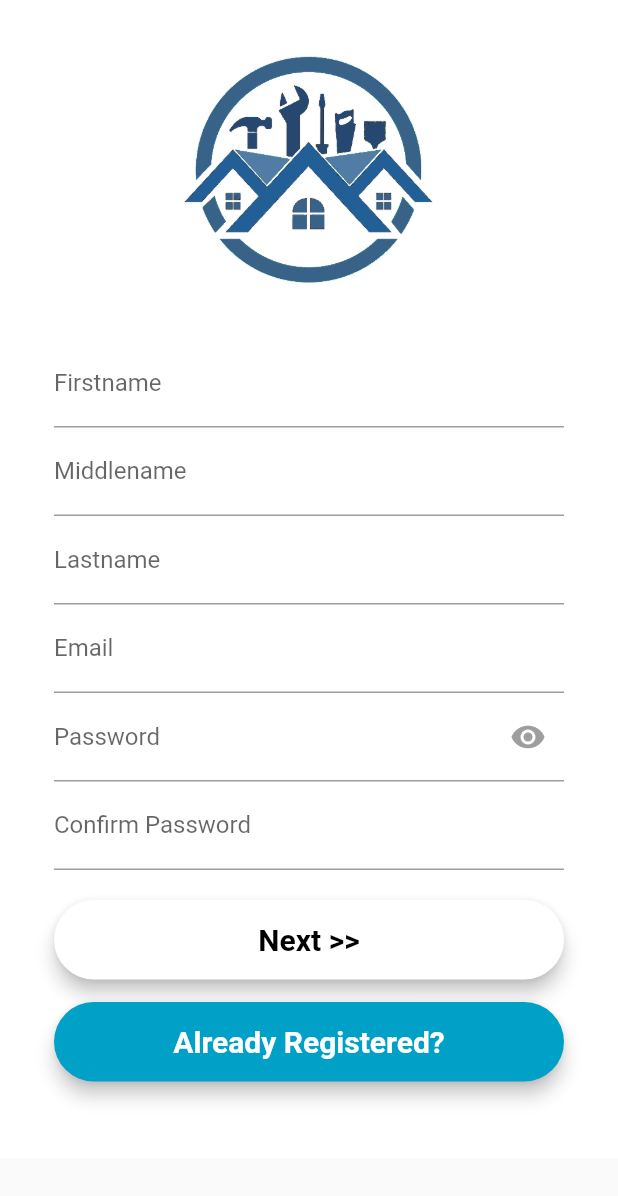
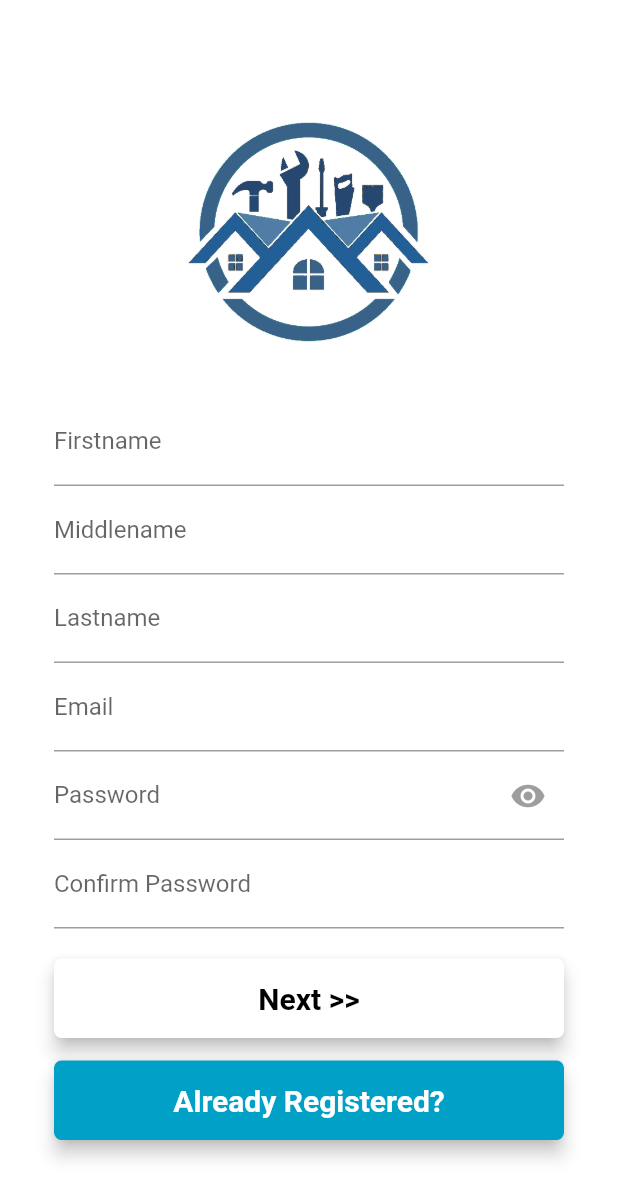
Before and after one commit to syntacs-coetus/dutycalls_mobile, a Flutter app: the screen it shows after launch, after a tap on "Sign Up", on a phone screen of 412 x 824 dp. Shown: the top 1196 px of the screen. Run offline on Flutter 3.47's test engine with Material 2 defaults, Android fonts, the phone set to English and light mode, and no system bars; drawn by our look-alikes of flutter_form_builder; our stand-ins replace flutter_map, fluttertoast, geolocator, image_picker, latlong, material_design_icons_flutter; Roboto replaces fonts that are missing (Montserrat); statements that could not run were skipped.

Commit message:
06/09/2020 UPDATE

```diff
--- a/lib/login.dart
+++ b/lib/login.dart
@@ -58,7 +58,7 @@ class _LoginView extends State<LoginView>{
     );
     final loginButon = Material(
       elevation: 5.0,
-      borderRadius: BorderRadius.circular(30.0),
+      borderRadius: BorderRadius.circular(5.0),
       color: Color(0xff01A0C7),
       child: MaterialButton(
         minWidth: MediaQuery.of(context).size.width,
@@ -77,7 +77,7 @@ class _LoginView extends State<LoginView>{
     );
     final signupButton = Material(
       elevation: 5.0,
-      borderRadius: BorderRadius.circular(30.0),
+      borderRadius: BorderRadius.circular(5.0),
       color: Colors.red,
       child: MaterialButton(
         minWidth: MediaQuery.of(context).size.width,
@@ -92,30 +92,6 @@ class _LoginView extends State<LoginView>{
             textAlign: TextAlign.center,
             style: style.copyWith(
                 color: Colors.white, fontWeight: FontWeight.bold)),
-      ),
-    );
-    final googleButton = Material(
-      elevation: 5.0,
-      borderRadius: BorderRadius.circular(30.0),
-      color: Colors.white,
-      child: MaterialButton(
-        minWidth: MediaQuery.of(context).size.width,
-        padding: EdgeInsets.fromLTRB(20.0, 15.0, 20.0, 15.0),
-        onPressed: () {},
-        child: RichText(
-          text: TextSpan(
-            style: Theme.of(context).textTheme.bodyText1,
-            children: [
-              WidgetSpan(
-                child: Padding(
-                  padding: const EdgeInsets.symmetric(horizontal: 2.0),
-                  child: Icon(MdiIcons.google),
-                ),
-              ),
-              TextSpan(text: ' Google Sign In'),
-            ],
-          ),
-        )
       ),
     );
     Future<bool> _onWillPop() async {
@@ -143,11 +119,11 @@ class _LoginView extends State<LoginView>{
             child: Container(
               color: Colors.white,
               child: Padding(
-                padding: const EdgeInsets.all(36.0),
+                padding: const EdgeInsets.fromLTRB(36.0, 80.0, 36.0, 36.0),
                 child: ListView(
                   children: <Widget>[
                     SizedBox(
-                      height: 155.0,
+                      height: 200.0,
                       child: Image.asset(
                         "assets/app/logo.png",
                         fit: BoxFit.contain,
@@ -174,10 +150,6 @@ class _LoginView extends State<LoginView>{
                     SizedBox(
                       height: 15.0,
                     ),
-                    googleButton,
-                    SizedBox(
-                      height: 15.0,
-                    ),
                   ],
                 ),
               ),
--- a/lib/reg_credents.dart
+++ b/lib/reg_credents.dart
@@ -56,7 +56,7 @@ class _RegCredentsView extends State<RegCredentsView>{
     );
     final signupButton = Material(
       elevation: 5.0,
-      borderRadius: BorderRadius.circular(30.0),
+      borderRadius: BorderRadius.circular(5.0),
       color: Colors.red,
       child: MaterialButton(
         minWidth: MediaQuery.of(context).size.width,
--- a/lib/register.dart
+++ b/lib/register.dart
@@ -83,7 +83,7 @@ class _RegisterView extends State<RegisterView>{
     );
     final loginButon = Material(
       elevation: 5.0,
-      borderRadius: BorderRadius.circular(30.0),
+      borderRadius: BorderRadius.circular(5.0),
       color: Color(0xff01A0C7),
       child: MaterialButton(
         minWidth: MediaQuery.of(context).size.width,
@@ -99,7 +99,7 @@ class _RegisterView extends State<RegisterView>{
     );
     final signupButton = Material(
       elevation: 5.0,
-      borderRadius: BorderRadius.circular(30.0),
+      borderRadius: BorderRadius.circular(5.0),
       color: Colors.white,
       child: MaterialButton(
         minWidth: MediaQuery.of(context).size.width,
@@ -127,11 +127,11 @@ class _RegisterView extends State<RegisterView>{
               child: Container(
                 color: Colors.white,
                 child: Padding(
-                  padding: const EdgeInsets.all(36.0),
+                padding: const EdgeInsets.fromLTRB(36.0, 80.0, 36.0, 36.0),
                   child: Column(
                     children: <Widget>[
                       SizedBox(
-                        height: 155.0,
+                        height: 150.0,
                         child: Image.asset(
                           "assets/app/logo.png",
                           fit: BoxFit.contain,
```
Also changed, not shown: pubspec.lock.
